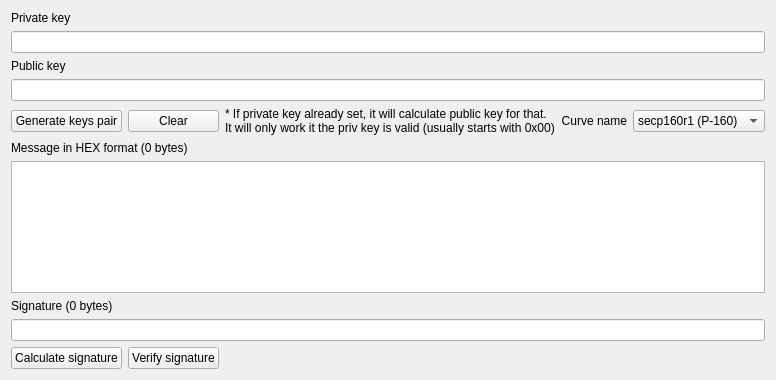
Above: ui/DSA/UiDsaSECP.ui from caffedrine/CryptoPocketKnife before the change. Below: the same form after it.
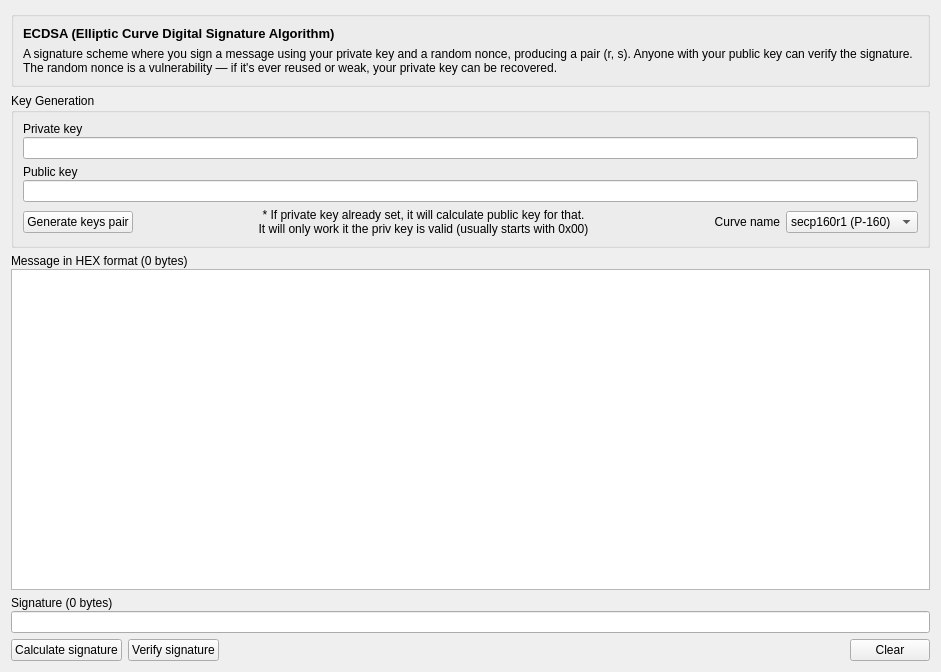
That is the form after the change.

Commit message: Rework design to add additional info

```diff
--- a/ui/DSA/UiDsaSECP.ui
+++ b/ui/DSA/UiDsaSECP.ui
@@ -6,23 +6,169 @@
    <rect>
     <x>0</x>
     <y>0</y>
-    <width>750</width>
-    <height>380</height>
+    <width>941</width>
+    <height>672</height>
    </rect>
   </property>
   <property name="windowTitle">
    <string>UiDsaSECP</string>
   </property>
-  <layout class="QGridLayout" name="gridLayout">
-   <item row="4" column="1">
-    <widget class="QPushButton" name="pushButton_Keys_Clear">
+  <layout class="QVBoxLayout" name="verticalLayout_8">
+   <item>
+    <widget class="QGroupBox" name="groupBox_2">
+     <property name="title">
+      <string/>
+     </property>
+     <layout class="QVBoxLayout" name="verticalLayout_7">
+      <item>
+       <widget class="QLabel" name="label">
+        <property name="font">
+         <font>
+          <pointsize>10</pointsize>
+          <bold>true</bold>
+         </font>
+        </property>
      <property name="text">
-      <string>Clear</string>
-     </property>
-    </widget>
-   </item>
-   <item row="4" column="4">
+         <string>ECDSA (Elliptic Curve Digital Signature Algorithm)</string>
+        </property>
+        <property name="wordWrap">
+         <bool>true</bool>
+        </property>
+       </widget>
+      </item>
+      <item>
+       <widget class="QLabel" name="label_3">
+        <property name="text">
+         <string>A signature scheme where you sign a message using your private key and a random nonce, producing a pair (r, s). Anyone with your public key can verify the signature. The random nonce is a vulnerability — if it's ever reused or weak, your private key can be recovered.</string>
+        </property>
+        <property name="wordWrap">
+         <bool>true</bool>
+        </property>
+       </widget>
+      </item>
+     </layout>
+    </widget>
+   </item>
+   <item>
+    <widget class="QGroupBox" name="groupBox">
+     <property name="title">
+      <string>Key Generation</string>
+     </property>
+     <layout class="QVBoxLayout" name="verticalLayout_3">
+      <item>
+       <layout class="QVBoxLayout" name="verticalLayout">
+        <property name="spacing">
+         <number>1</number>
+        </property>
+        <item>
+         <widget class="QLabel" name="label_PrivateKey">
+          <property name="text">
+           <string notr="true">Private key</string>
+          </property>
+         </widget>
+        </item>
+        <item>
+         <widget class="QLineEdit" name="textEdit_privateKey">
+          <property name="font">
+           <font>
+            <family>Consolas</family>
+           </font>
+          </property>
+          <property name="text">
+           <string/>
+          </property>
+          <property name="clearButtonEnabled">
+           <bool>true</bool>
+          </property>
+         </widget>
+        </item>
+       </layout>
+      </item>
+      <item>
+       <layout class="QVBoxLayout" name="verticalLayout_2">
+        <property name="spacing">
+         <number>1</number>
+        </property>
+        <item>
+         <widget class="QLabel" name="label_PublicKey">
+          <property name="text">
+           <string>Public key</string>
+          </property>
+         </widget>
+        </item>
+        <item>
+         <widget class="QLineEdit" name="textEdit_publicKey">
+          <property name="font">
+           <font>
+            <family>Consolas</family>
+           </font>
+          </property>
+          <property name="clearButtonEnabled">
+           <bool>true</bool>
+          </property>
+         </widget>
+        </item>
+       </layout>
+      </item>
+      <item>
+       <layout class="QHBoxLayout" name="horizontalLayout">
+        <item>
+         <widget class="QPushButton" name="pushButton_GenerateKeysPair">
+          <property name="sizePolicy">
+           <sizepolicy hsizetype="Maximum" vsizetype="Fixed">
+            <horstretch>0</horstretch>
+            <verstretch>0</verstretch>
+           </sizepolicy>
+          </property>
+          <property name="toolTip">
+           <string>&lt;html&gt;&lt;head/&gt;&lt;body&gt;&lt;p&gt;If private key is set, public key will be generated based on that.&lt;/p&gt;&lt;p&gt;If no private key is given, a new one will be generated.&lt;br/&gt;PS: Private key must be valid otherwise no public key could be calculated.&lt;/p&gt;&lt;/body&gt;&lt;/html&gt;</string>
+          </property>
+          <property name="text">
+           <string>Generate keys pair</string>
+          </property>
+         </widget>
+        </item>
+        <item>
+         <widget class="QLabel" name="label_22">
+          <property name="sizePolicy">
+           <sizepolicy hsizetype="Preferred" vsizetype="Minimum">
+            <horstretch>0</horstretch>
+            <verstretch>0</verstretch>
+           </sizepolicy>
+          </property>
+          <property name="text">
+           <string>* If private key already set, it will calculate public key for that.
+It will only work it the priv key is valid (usually starts with 0x00)</string>
+          </property>
+          <property name="alignment">
+           <set>Qt::AlignmentFlag::AlignCenter</set>
+          </property>
+         </widget>
+        </item>
+        <item>
+         <widget class="QLabel" name="label_8">
+          <property name="sizePolicy">
+           <sizepolicy hsizetype="Maximum" vsizetype="Preferred">
+            <horstretch>0</horstretch>
+            <verstretch>0</verstretch>
+           </sizepolicy>
+          </property>
+          <property name="text">
+           <string>Curve name</string>
+          </property>
+          <property name="alignment">
+           <set>Qt::AlignmentFlag::AlignRight|Qt::AlignmentFlag::AlignTrailing|Qt::AlignmentFlag::AlignVCenter</set>
+          </property>
+         </widget>
+        </item>
+        <item>
     <widget class="QComboBox" name="comboBox_AlgoName">
+          <property name="sizePolicy">
+           <sizepolicy hsizetype="Maximum" vsizetype="Fixed">
+            <horstretch>0</horstretch>
+            <verstretch>0</verstretch>
+           </sizepolicy>
+          </property>
      <property name="currentText">
       <string>secp160r1 (P-160)</string>
      </property>
@@ -68,7 +214,26 @@
      </item>
     </widget>
    </item>
-   <item row="6" column="0" colspan="5">
+       </layout>
+      </item>
+     </layout>
+    </widget>
+   </item>
+   <item>
+    <layout class="QVBoxLayout" name="verticalLayout_6">
+     <item>
+      <layout class="QVBoxLayout" name="verticalLayout_4">
+       <property name="spacing">
+        <number>1</number>
+       </property>
+       <item>
+        <widget class="QLabel" name="label_Message">
+         <property name="text">
+          <string>Message in HEX format (0 bytes)</string>
+         </property>
+        </widget>
+       </item>
+       <item>
     <widget class="QTextEdit" name="textEdit_Message">
      <property name="font">
       <font>
@@ -87,17 +252,21 @@
      </property>
     </widget>
    </item>
-   <item row="4" column="0">
-    <widget class="QPushButton" name="pushButton_GenerateKeysPair">
-     <property name="toolTip">
-      <string>&lt;html&gt;&lt;head/&gt;&lt;body&gt;&lt;p&gt;If private key is set, public key will be generated based on that.&lt;/p&gt;&lt;p&gt;If no private key is given, a new one will be generated.&lt;br/&gt;PS: Private key must be valid otherwise no public key could be calculated.&lt;/p&gt;&lt;/body&gt;&lt;/html&gt;</string>
-     </property>
+      </layout>
+     </item>
+     <item>
+      <layout class="QVBoxLayout" name="verticalLayout_5">
+       <property name="spacing">
+        <number>1</number>
+       </property>
+       <item>
+        <widget class="QLabel" name="label_Signature">
      <property name="text">
-      <string>Generate keys pair</string>
+          <string>Signature (0 bytes)</string>
      </property>
     </widget>
    </item>
-   <item row="8" column="0" colspan="5">
+       <item>
     <widget class="QLineEdit" name="textEdit_Signature">
      <property name="enabled">
       <bool>true</bool>
@@ -115,92 +284,57 @@
      </property>
     </widget>
    </item>
-   <item row="4" column="2">
-    <widget class="QLabel" name="label_22">
-     <property name="text">
-      <string>* If private key already set, it will calculate public key for that.
-It will only work it the priv key is valid (usually starts with 0x00)</string>
-     </property>
-    </widget>
-   </item>
-   <item row="3" column="0" colspan="5">
-    <widget class="QLineEdit" name="textEdit_publicKey">
-     <property name="font">
-      <font>
-       <family>Consolas</family>
-      </font>
-     </property>
-     <property name="clearButtonEnabled">
-      <bool>true</bool>
-     </property>
-    </widget>
-   </item>
-   <item row="0" column="0">
-    <widget class="QLabel" name="label_PrivateKey">
-     <property name="text">
-      <string notr="true">Private key</string>
-     </property>
-    </widget>
-   </item>
-   <item row="1" column="0" colspan="5">
-    <widget class="QLineEdit" name="textEdit_privateKey">
-     <property name="font">
-      <font>
-       <family>Consolas</family>
-      </font>
-     </property>
-     <property name="text">
-      <string/>
-     </property>
-     <property name="clearButtonEnabled">
-      <bool>true</bool>
-     </property>
-    </widget>
-   </item>
-   <item row="7" column="0">
-    <widget class="QLabel" name="label_Signature">
-     <property name="text">
-      <string>Signature (0 bytes)</string>
-     </property>
-    </widget>
-   </item>
-   <item row="9" column="0">
+      </layout>
+     </item>
+     <item>
+      <layout class="QHBoxLayout" name="horizontalLayout_3">
+       <item>
+        <layout class="QHBoxLayout" name="horizontalLayout_2">
+         <item>
     <widget class="QPushButton" name="pushButton_CalculateSignature">
      <property name="text">
       <string>Calculate signature</string>
      </property>
     </widget>
    </item>
-   <item row="2" column="0">
-    <widget class="QLabel" name="label_PublicKey">
-     <property name="text">
-      <string>Public key</string>
-     </property>
-    </widget>
-   </item>
-   <item row="4" column="3">
-    <widget class="QLabel" name="label_8">
-     <property name="text">
-      <string>Curve name</string>
-     </property>
-     <property name="alignment">
-      <set>Qt::AlignmentFlag::AlignRight|Qt::AlignmentFlag::AlignTrailing|Qt::AlignmentFlag::AlignVCenter</set>
-     </property>
-    </widget>
-   </item>
-   <item row="5" column="0" colspan="5">
-    <widget class="QLabel" name="label_Message">
-     <property name="text">
-      <string>Message in HEX format (0 bytes)</string>
-     </property>
-    </widget>
-   </item>
-   <item row="9" column="1">
+         <item>
     <widget class="QPushButton" name="pushButton_VerifySignature">
      <property name="text">
       <string>Verify signature</string>
      </property>
     </widget>
+         </item>
+        </layout>
+       </item>
+       <item>
+        <spacer name="horizontalSpacer">
+         <property name="orientation">
+          <enum>Qt::Orientation::Horizontal</enum>
+         </property>
+         <property name="sizeHint" stdset="0">
+          <size>
+           <width>40</width>
+           <height>20</height>
+          </size>
+         </property>
+        </spacer>
+       </item>
+       <item>
+        <widget class="QPushButton" name="pushButton_Clear">
+         <property name="sizePolicy">
+          <sizepolicy hsizetype="Maximum" vsizetype="Fixed">
+           <horstretch>0</horstretch>
+           <verstretch>0</verstretch>
+          </sizepolicy>
+         </property>
+         <property name="text">
+          <string>Clear</string>
+         </property>
+        </widget>
+       </item>
+      </layout>
+     </item>
+    </layout>
    </item>
   </layout>
  </widget>
```
Lines whose indentation alone changed are shown as unchanged. The commit also changes 5 other files.
